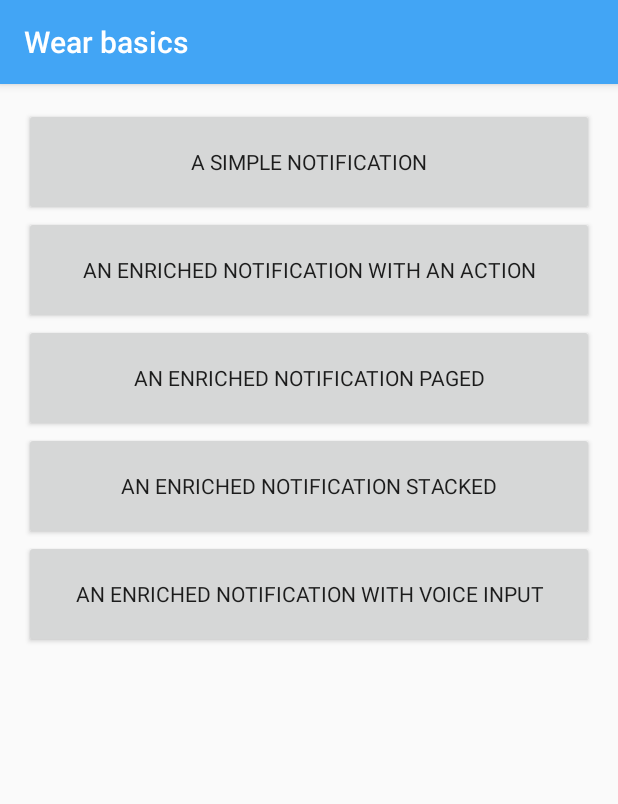
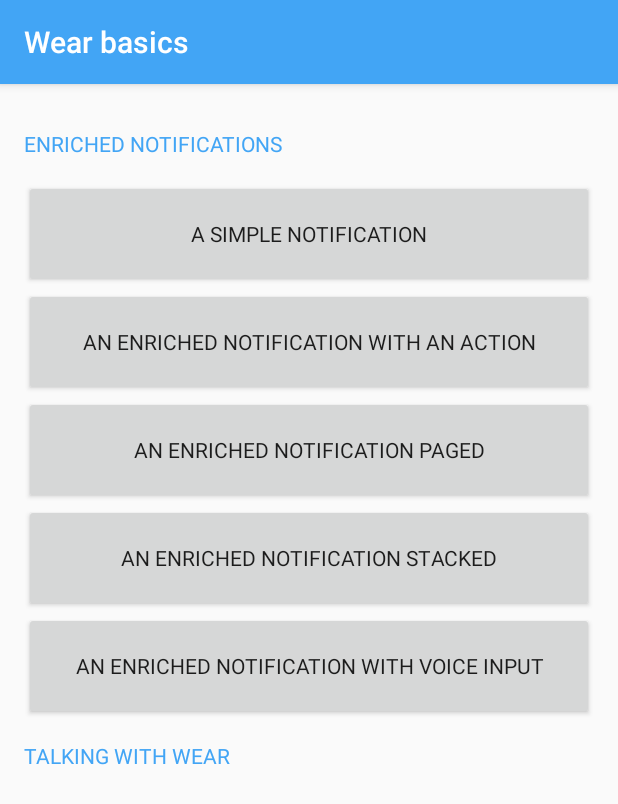
Before and after one commit to saulmm/android-wear-basics, an Android app: the screen it shows after launch (MainActivity), on a phone screen of 412 x 824 dp. Shown: the top 804 px of the screen. Run offline under Robolectric (Android 15) with nearby library versions, the phone set to English and light mode, and no system bars; 2 statements that could not run were skipped.

Commit message:
Refactored layout and created WearHelper

```diff
--- a/mobile/src/main/AndroidManifest.xml
+++ b/mobile/src/main/AndroidManifest.xml
@@ -1,20 +1,24 @@
 <?xml version="1.0" encoding="utf-8"?>
 <manifest xmlns:android="http://schemas.android.com/apk/res/android"
-    package="test.com.saulmm.simplenotification" >
+    package="test.com.saulmm.simplenotification"
+    >
 
     <application
         android:allowBackup="true"
         android:icon="@mipmap/ic_launcher"
         android:label="@string/app_name"
-        android:theme="@style/AppTheme" >
+        android:theme="@style/AppTheme"
+        android:name=".WearBasicsApplication"
+        >
+
         <activity
             android:launchMode="singleTop"
             android:name=".MainActivity"
-            android:label="@string/app_name" >
+            android:label="@string/app_name"
+            >
             <intent-filter>
-                <action android:name="android.intent.action.MAIN" />
-
-                <category android:name="android.intent.category.LAUNCHER" />
+                <action android:name="android.intent.action.MAIN"/>
+                <category android:name="android.intent.category.LAUNCHER"/>
             </intent-filter>
         </activity>
     </application>
--- /dev/null
+++ b/mobile/src/main/java/test/com/saulmm/simplenotification/WearBasicsApplication.java
@@ -0,0 +1,13 @@
+package test.com.saulmm.simplenotification;
+
+import android.app.Application;
+
+public class WearBasicsApplication extends Application {
+
+    @Override
+    public void onCreate() {
+
+        super.onCreate();
+        WearHelper.getInstance().init(this);
+    }
+}
--- /dev/null
+++ b/mobile/src/main/java/test/com/saulmm/simplenotification/WearHelper.java
@@ -0,0 +1,65 @@
+package test.com.saulmm.simplenotification;
+
+import android.content.Context;
+import android.os.Bundle;
+import android.widget.Toast;
+
+import com.google.android.gms.common.ConnectionResult;
+import com.google.android.gms.common.api.GoogleApiClient;
+
+
+public class WearHelper implements GoogleApiClient.ConnectionCallbacks, GoogleApiClient.OnConnectionFailedListener {
+
+    private static WearHelper INSTANCE;
+    private GoogleApiClient mGoogleApiClient;
+    private Context mContext;
+
+    private WearHelper () {}
+
+    public static WearHelper getInstance () {
+
+        if (INSTANCE == null)
+            INSTANCE = new WearHelper();
+
+        return INSTANCE;
+    }
+
+    public void init (Context context) {
+
+        mContext = context.getApplicationContext();
+
+        initGoogleApiClient();
+    }
+
+    private void initGoogleApiClient() {
+
+        mGoogleApiClient =  new GoogleApiClient.Builder(mContext)
+            .addConnectionCallbacks(this)
+            .addOnConnectionFailedListener(this)
+            .build();
+
+        mGoogleApiClient.connect();
+    }
+
+
+    @Override
+    public void onConnected(Bundle bundle) {
+
+        Toast.makeText(mContext, "Connected", Toast.LENGTH_SHORT)
+            .show();
+    }
+
+    @Override
+    public void onConnectionSuspended(int i) {
+
+        Toast.makeText(mContext, "Wear connection suspended", Toast.LENGTH_SHORT)
+            .show();
+    }
+
+    @Override
+    public void onConnectionFailed(ConnectionResult connectionResult) {
+
+        Toast.makeText(mContext, "Wear connection failed", Toast.LENGTH_SHORT)
+            .show();
+    }
+}
--- a/mobile/src/main/res/layout/activity_main.xml
+++ b/mobile/src/main/res/layout/activity_main.xml
@@ -1,4 +1,5 @@
-<LinearLayout xmlns:android="http://schemas.android.com/apk/res/android"
+<ScrollView
+    xmlns:android="http://schemas.android.com/apk/res/android"
     xmlns:tools="http://schemas.android.com/tools"
     android:layout_width="match_parent"
     android:layout_height="match_parent"
@@ -6,9 +7,22 @@
     android:paddingRight="@dimen/activity_horizontal_margin"
     android:paddingTop="@dimen/activity_vertical_margin"
     android:paddingBottom="@dimen/activity_vertical_margin"
+    android:clipToPadding="false"
+    >
+
+    <LinearLayout
+        android:layout_width="match_parent"
+        android:layout_height="wrap_content"
         android:orientation="vertical"
         tools:context=".MainActivity"
         >
+
+        <TextView
+            android:layout_width="wrap_content"
+            android:layout_height="48dp"
+            android:text="Enriched notifications"
+            style="@style/WearBasicsHeaderTextView"
+            />
 
         <Button
             android:layout_width="match_parent"
@@ -50,5 +64,12 @@
             style="@style/WearBasicsButton"
             />
 
+        <TextView
+            android:layout_width="wrap_content"
+            android:layout_height="48dp"
+            android:text="Talking with wear"
+            style="@style/WearBasicsHeaderTextView"
+            />
 
     </LinearLayout>
+</ScrollView>
--- a/mobile/src/main/res/values/styles.xml
+++ b/mobile/src/main/res/values/styles.xml
@@ -11,9 +11,14 @@
     </style>
 
     <style name="WearBasicsButton">
-
         <item name="android:minHeight">72dp</item>>
         <item name="android:fontFamily">sans-serif-slab</item>
     </style>
 
+    <style name="WearBasicsHeaderTextView">
+        <item name="android:gravity">center_vertical</item>
+        <item name="android:textAllCaps">true</item>
+        <item name="android:textColor">@color/theme_primary</item>
+    </style>
+
 </resources>
```
Lines whose indentation alone changed are shown as unchanged.
